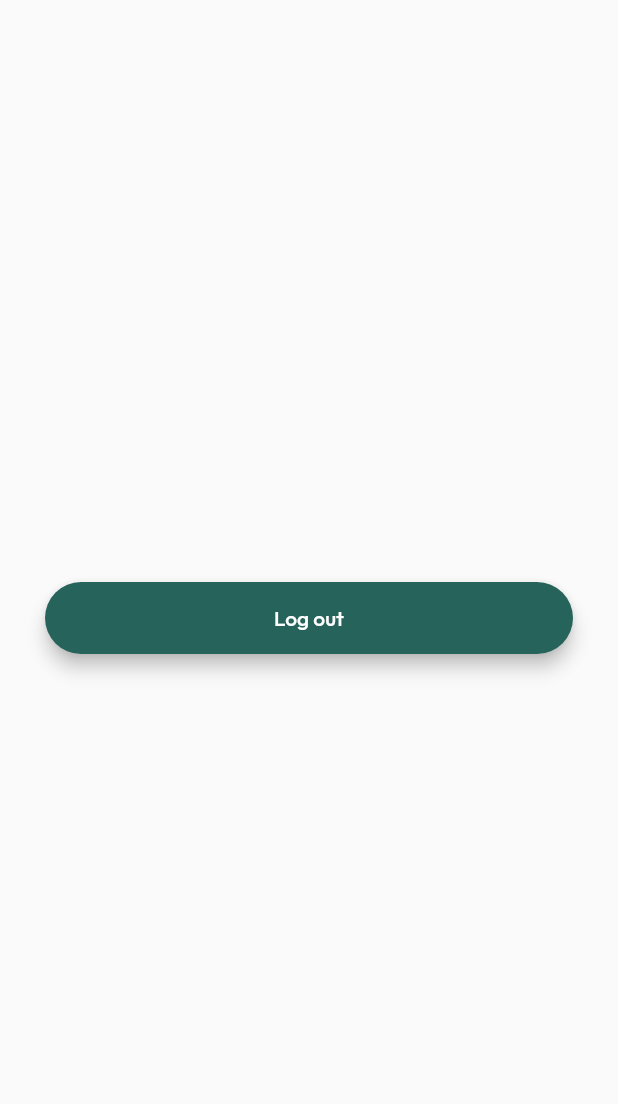
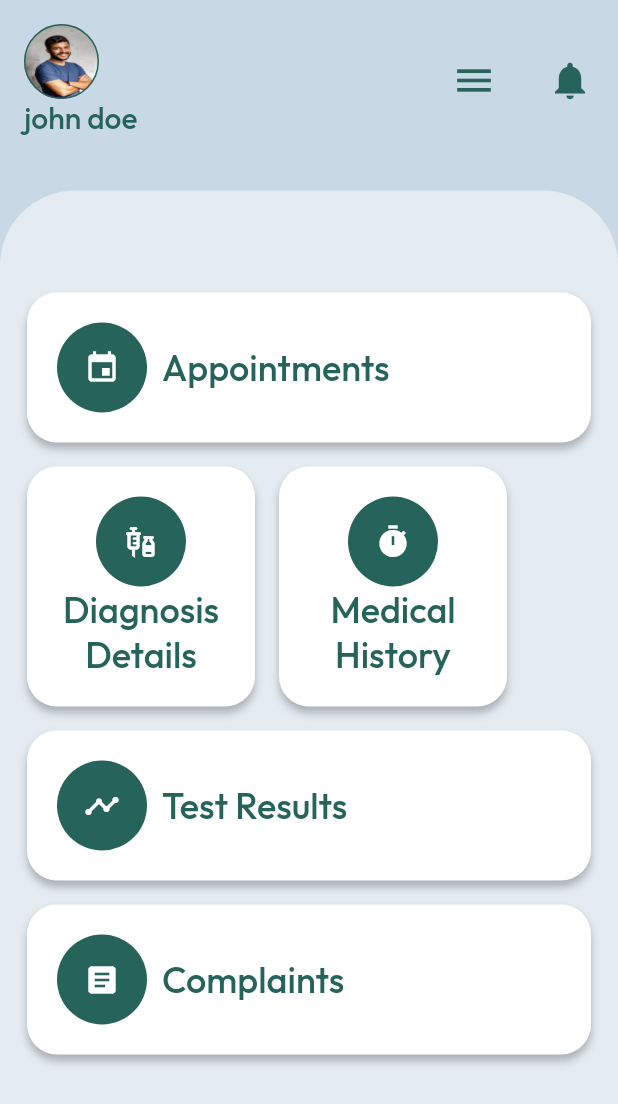
Before and after one commit to munimdev/OmniHealth, a Flutter app: the Home screen opened by its route, on a phone screen of 412 x 824 dp. Shown: the top 1104 px of the screen. Run offline on Flutter 3.47's test engine with Material 2 defaults, Android fonts, the phone set to English and light mode, and no system bars; our stand-ins replace firebase_auth, firebase_core, flutter_svg, google_sign_in, syncfusion_flutter_calendar; accounts and stored records are empty.

Commit message:
homescreen + appointments

```diff
--- /dev/null
+++ b/lib/Components/dashboard_widgets.dart
@@ -0,0 +1,104 @@
+import 'package:flutter/material.dart';
+import 'package:omnihealth/constants/constants.dart';
+class DashboardWidgetVertical extends StatelessWidget {
+  const DashboardWidgetVertical({Key? key, required this.title, required this.icon}) : super(key: key);
+  final String title;
+  final Icon icon;
+  @override
+  Widget build(BuildContext context) {
+    return Expanded(
+        child: Container(
+          padding: EdgeInsets.all(20),
+          margin: EdgeInsets.symmetric(vertical: 0, horizontal: 10),
+          decoration: BoxDecoration(
+            color: Colors.white,
+            borderRadius: const BorderRadius.all(
+              Radius.circular(20),
+            ),
+            boxShadow: [
+              BoxShadow(
+                color: Colors.black.withOpacity(0.25),
+                spreadRadius: 0,
+                blurRadius: 4,
+                offset: const Offset(0, 4), // changes position of shadow
+              ),
+            ],
+          ),
+          child: Row(
+            children: [
+              CircularIconContainer(
+                icon: icon,
+              ),
+              const SizedBox(
+                width: 10,
+              ),
+              Text(title,
+                style: kDashboardWidgetTextStyle,
+              ),
+            ],
+          ),
+        ),
+    );
+  }
+}
+
+class CircularIconContainer extends StatelessWidget {
+  const CircularIconContainer({
+    Key? key, required this.icon
+  }) : super(key: key);
+  final Icon icon;
+  @override
+  Widget build(BuildContext context) {
+    return Container(
+      height: 60,
+      width: 60,
+      decoration: const BoxDecoration(
+        shape: BoxShape.circle,
+        color: kDarkest,
+      ),
+      child: icon,
+    );
+  }
+}
+
+class DashboardWidgetHorizontal extends StatelessWidget {
+  const DashboardWidgetHorizontal({Key? key, required this.title, required this.icon}) : super(key: key);
+  final String title;
+  final Icon icon;
+  @override
+  Widget build(BuildContext context) {
+    return Expanded(
+      child: Container(
+        width: 152,
+        padding: const EdgeInsets.all(20),
+        //margin: const EdgeInsets.symmetric(vertical: 10, horizontal: 10),
+        decoration: BoxDecoration(
+          color: Colors.white,
+          borderRadius: const BorderRadius.all(
+            Radius.circular(20),
+          ),
+          boxShadow: [
+            BoxShadow(
+              color: Colors.black.withOpacity(0.25),
+              spreadRadius: 0,
+              blurRadius: 4,
+              offset: const Offset(0, 4), // changes position of shadow
+            ),
+          ],
+        ),
+        child: Column(
+          crossAxisAlignment: CrossAxisAlignment.center,
+          children: [
+            CircularIconContainer(
+              icon: icon,
+            ),
+            Text(title,
+              style: kDashboardWidgetTextStyle,
+              textAlign: TextAlign.center,
+            ),
+          ],
+        ),
+      ),
+    );
+  }
+}
--- /dev/null
+++ b/lib/Components/profile_card.dart
@@ -0,0 +1,43 @@
+import 'package:flutter/material.dart';
+import 'package:omnihealth/constants/constants.dart';
+class ProfileCard extends StatelessWidget {
+  ProfileCard({required this.profilePicture, required this.username}); //change default photo later
+  final String profilePicture;
+  final String username;
+  @override
+  Widget build(BuildContext context) {
+    return SafeArea(
+      child: Padding(
+        padding: const EdgeInsets.all(16.0),
+        child: Column(
+          crossAxisAlignment: CrossAxisAlignment.start,
+          children: [
+            Container(
+              width: 50,
+              height: 50,
+              decoration: BoxDecoration(
+                shape: BoxShape.circle,
+                image: DecorationImage(
+                  image: AssetImage(profilePicture),
+                  fit: BoxFit.fill,
+                  repeat: ImageRepeat.noRepeat,
+                ),
+                border: Border.all(color: kDarkest),
+              ),
+            ),
+            Text(
+              username,
+              style: const TextStyle(
+                fontSize: 20,
+                fontFamily: 'Outfit',
+                fontWeight: FontWeight.w500,
+                color: kDarkest,
+                decoration: TextDecoration.none,
+              ),
+            ),
+          ],
+        ),
+      ),
+    );
+  }
+}
--- a/lib/constants/constants.dart
+++ b/lib/constants/constants.dart
@@ -16,3 +16,45 @@ const inputFieldIconColor = Color(0xFF52A870);
 const inputFieldBackground = Color(0xFFEBF8DA);
 const inputFieldFocusedColor = Color(0xFF52A870);
 const inputFieldEnabledColor = Colors.transparent;
+
+
+
+//hajra constants
+
+const kDarkest = Color(0xFF26635B);
+const kAppleGreen = Color(0xFF52A870);
+const kMintGreen = Color(0xFFEBF8DA);
+const kMutedWidgetColor = Color(0x80FFFFFF);
+const kBlackOverlay = Color(0x80000000);
+const kLightBlue = Color(0xFFC8D8E4);
+
+const kDashboardWidgetTextStyle = TextStyle(
+  fontSize: 24,
+  fontWeight: FontWeight.w500,
+  fontFamily: 'Outfit',
+  color: kDarkest,
+  decoration: TextDecoration.none,
+);
+const kAppointmentWidgetTextStyle = TextStyle(
+  fontSize: 24,
+  fontWeight: FontWeight.w500,
+  fontFamily: 'Outfit',
+  color: kDarkest,
+  decoration: TextDecoration.none,
+);
+
+
+const kHeadingTextStyle = TextStyle(
+  fontSize: 32,
+  fontWeight: FontWeight.w700,
+  fontFamily: 'Outfit',
+  color: kDarkest,
+  decoration: TextDecoration.none,
+  shadows: [
+    Shadow(
+      offset: Offset(0, 4),
+      blurRadius: 4,
+      color: kBlackOverlay,
+    ),
+  ],
+);
--- a/lib/screens/home/home.dart
+++ b/lib/screens/home/home.dart
@@ -1,6 +1,9 @@
 import '../../auth.dart';
 import 'package:flutter/material.dart';
-
+import 'package:omnihealth/constants/constants.dart';
+import '../../Components/dashboard_widgets.dart';
+import '../../Components/profile_card.dart';
+import '../appointments/appointments.dart';
 class Home extends StatefulWidget {
   @override
   State<StatefulWidget> createState() {
@@ -13,23 +16,137 @@ class _Home extends State<Home> {
 
   @override
   Widget build(BuildContext context) {
-    final SignOut = Material(
-      elevation: 5.0,
-      borderRadius: BorderRadius.circular(30.0),
-      color: Theme.of(context).primaryColor,
-      child: MaterialButton(
-        minWidth: MediaQuery.of(context).size.width,
-        padding: const EdgeInsets.fromLTRB(20.0, 15.0, 20.0, 15.0),
-        onPressed: () async {
-          FocusScope.of(context).unfocus(); //ensure keyboard doesn't pop out on back
-          await _auth.signOut();
-          Navigator.popUntil(context, ModalRoute.withName("/"));
-        },
-        child: Text(
-          "Log out",
-          style: TextStyle(color: Theme.of(context).primaryColorLight),
-          textAlign: TextAlign.center,
-        ),
+    final SignOut = Container(
+      color: kLightBlue,
+      child: Column(
+        children: [
+          //Upper Bar
+          Row(
+            mainAxisAlignment: MainAxisAlignment.spaceBetween,
+            children: [
+              ProfileCard(
+                profilePicture: 'assets/images/man.jpg',
+                username: 'john doe',
+              ),
+              Row(
+                children: [
+                  TextButton(
+                    onPressed: () {},
+                    child: const Icon(
+                      Icons.menu,
+                      color: kDarkest,
+                      size: 30.0,
+                    ),
+                    style: ButtonStyle(
+                      padding: MaterialStateProperty.all<EdgeInsets>(EdgeInsets.zero),
+                    ),
+                  ),
+                  TextButton(
+                    onPressed: () {
+                      print('bell pressed');
+                    },
+                    style: ButtonStyle(
+                      padding: MaterialStateProperty.all<EdgeInsets>(EdgeInsets.zero),
+                    ),
+                    child: const Icon(
+                      Icons.notifications,
+                      color: kDarkest,
+                      size: 30.0,
+                    ),
+                  ),
+                ],
+              )
+            ],
+          ),
+          //Lower Widget
+          Expanded(
+            child: Container(
+              width: double.infinity,
+              margin: const EdgeInsets.fromLTRB(0, 20, 0, 0),
+              decoration: const BoxDecoration(
+                color: kMutedWidgetColor,
+                borderRadius: BorderRadius.only(
+                  topLeft: Radius.circular(50.0),
+                  topRight: Radius.circular(50.0),
+                ),
+              ),
+              child: Column(
+                children: [
+                  const SizedBox(
+                    height: 60,
+                  ),
+                  TextButton(
+                    onPressed: (){
+                      Navigator.push(
+                        context,
+                        MaterialPageRoute(
+                          builder: (context){
+                            return Appointments();
+                          },
+                        ),
+                      );
+                    },
+                    child: const DashboardWidgetVertical(
+                      icon: Icon(
+                        Icons.event,
+                        color: Colors.white,
+                      ),
+                      title: 'Appointments',
+                    ),
+                  ),
+                  Row(
+                    children: [
+                      SizedBox(width: 10),
+                      TextButton(
+                        onPressed: (){},
+                        child: const DashboardWidgetHorizontal(
+                          title: 'Diagnosis\nDetails',
+                          icon: Icon(
+                            Icons.vaccines,
+                            color: Colors.white,
+                          ),
+                        ),
+                      ),
+                      TextButton(
+                        onPressed: (){},
+                        child: const DashboardWidgetHorizontal(
+                          title: 'Medical\nHistory',
+                          icon: Icon(
+                            Icons.timer,
+                            color: Colors.white,
+                          ),
+                        ),
+                      ),
+                    ],
+                  ),
+                  TextButton(
+                    onPressed: (){},
+                    child: const DashboardWidgetVertical(
+                      title: 'Test Results',
+                      icon: Icon(
+                        Icons.timeline,
+                        color: Colors.white,
+                      ),
+                    ),
+                  ),
+                  TextButton(
+                    onPressed: (){
+
+                    },
+                    child: const DashboardWidgetVertical(title: 'Complaints',
+                      icon: Icon(Icons.article,
+                        color: Colors.white,
+                      ),
+                    ),
+                  ),
+                  const SizedBox(
+                    height: 20,
+                  ),
+                ],
+              ),
+            ),
+          ),
+        ],
       ),
     );
 
@@ -38,10 +155,9 @@ class _Home extends State<Home> {
         return Future.value(false); // if true allow back else block it
       },
       child: Scaffold(
-        body: Center(child: Padding(
-          padding: const EdgeInsets.all(30.0),
+        body: Center(
           child: SignOut,
-        )),
+        ),
       ),
     );
   }
--- a/pubspec.yaml
+++ b/pubspec.yaml
@@ -41,6 +41,7 @@ dependencies:
   cloud_firestore: ^3.4.5
   flutter_svg: any
   photo_view: ^0.14.0
+  syncfusion_flutter_calendar: ^20.2.45
 
 dev_dependencies:
   flutter_test:
```
Also changed, not shown: lib/screens/appointments/appointments.dart (added, +229 -0 lines), lib/screens/appointments/make_appointment.dart (added, +72 -0 lines), assets/images/man.jpg (added), pubspec.lock, 1 other file.
